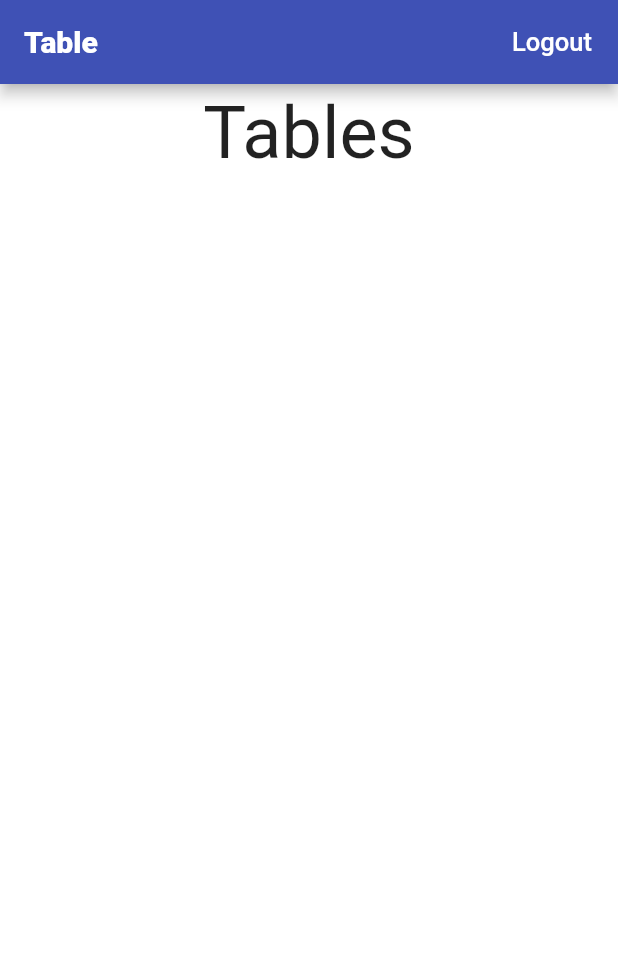
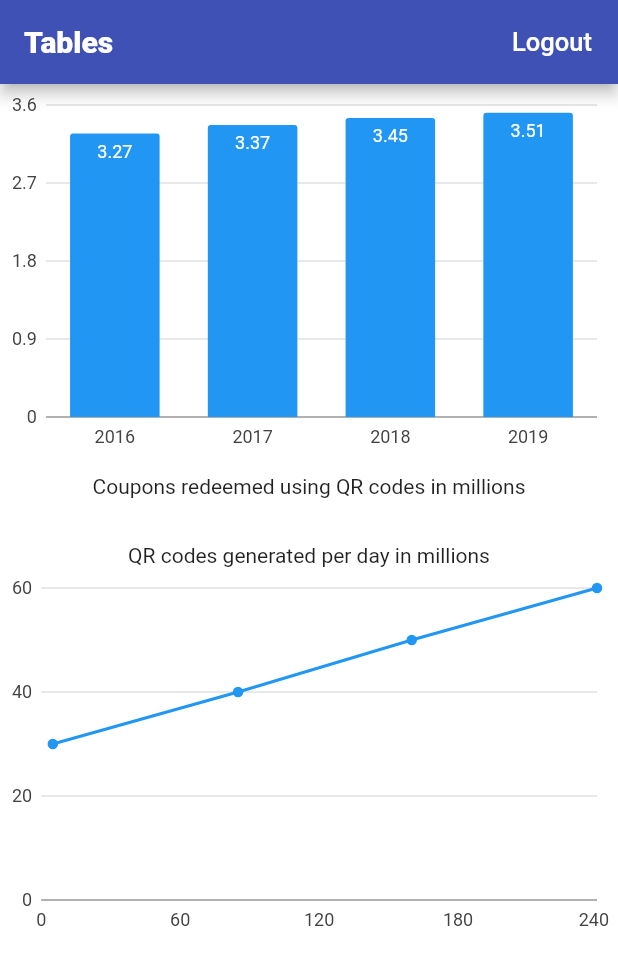
Before and after one commit to sumeet98/Quik-Scan, a Flutter app: the Tables screen opened directly, on a phone screen of 412 x 824 dp. Shown: the top 965 px of the screen. Run offline on Flutter 3.47's test engine with Material 2 defaults, Android fonts, the phone set to English and light mode, and no system bars; our stand-ins replace charts_flutter, firebase_auth, firebase_database, flutter_local_notifications, qr_flutter, sqflite; accounts and stored records are empty; network calls fail.

Commit message:
tables and charts done

```diff
--- a/lib/pages/tables.dart
+++ b/lib/pages/tables.dart
@@ -5,6 +5,7 @@ import 'package:quik_scan/pages/home_page.dart';
 import 'package:quik_scan/main.dart';
 import 'package:firebase_database/firebase_database.dart';
 import 'dart:io';
+import 'package:charts_flutter/flutter.dart' as charts;
 
 class Tables extends StatefulWidget {
   Tables({Key key, this.auth, this.userId, this.logoutCallback})
@@ -14,6 +15,7 @@ class Tables extends StatefulWidget {
   final VoidCallback logoutCallback;
   final String userId;
 
+
   @override
   State<StatefulWidget> createState() => new _TablesState();
 }
@@ -22,6 +24,10 @@ class Tables extends StatefulWidget {
 
   final FirebaseDatabase _database = FirebaseDatabase.instance;
   final GlobalKey<FormState> formKey = GlobalKey<FormState>();
+   Widget chartContainer = Column(
+   mainAxisAlignment: MainAxisAlignment.center
+ );
+
 
 
   @override
@@ -40,7 +46,7 @@ class Tables extends StatefulWidget {
 return Scaffold(
       appBar: AppBar(
         title: Text(
-          "Table",
+          "Tables",
           style: TextStyle(
             fontWeight: FontWeight.w800,
             color: Colors.white,
@@ -55,13 +61,133 @@ return Scaffold(
         automaticallyImplyLeading: false,
       ),
       backgroundColor: Colors.white,
-      body: ListView(
-        children: <Widget>[
-          ListTile(
-            title: Text('Tables', textScaleFactor: 3, textAlign: TextAlign.center,),
-          ),
-        ],
-      ),
-    );
+     body: SingleChildScrollView(
+         child: Column(
+           children: <Widget>[
+             Container(
+               height: 250,
+               child:  SimpleBarChart.withSampleData()
+             ),
+             Padding(
+               padding: EdgeInsets.only(top: 10),
+               child: Text('Coupons redeemed using QR codes in millions'),
+             ),
+                 Padding(
+                   padding: EdgeInsets.fromLTRB(0, 10, 0, 10),
+                 ),
+              Padding(
+               padding: EdgeInsets.only(top: 10),
+               child: Text('QR codes generated per day in millions'),
+             ),
+              Container(
+               height: 250,
+               child: SimpleLineGraph.withSampleData(),
+             ),
+               ],
+             ),
+         ),
+       );
   }
 }
+
+class SimpleBarChart extends StatelessWidget {
+ final List<charts.Series> seriesList;
+ final bool animate;
+
+ SimpleBarChart(this.seriesList, {this.animate});
+
+ factory SimpleBarChart.withSampleData() {
+   return new SimpleBarChart(
+     _createSampleData(),
+     animate: false,
+   );
+ }
+
+ @override
+ Widget build(BuildContext context) {
+   return new charts.BarChart(
+     seriesList,
+     animate: animate,
+      barRendererDecorator: new charts.BarLabelDecorator<String>(),
+   );
+ }
+
+
+ static List<charts.Series<QrData, String>> _createSampleData() {
+   final data = [
+     new QrData('2016', 3.27),
+     new QrData('2017', 3.37),
+     new QrData('2018', 3.45),
+     new QrData('2019', 3.51),
+   ];
+
+   return [
+     new charts.Series<QrData, String>(
+       id: 'Qr',
+       colorFn: (_, __) => charts.MaterialPalette.blue.shadeDefault,
+       domainFn: (QrData qr, _) => qr.year,
+       measureFn: (QrData qr, _) => qr.houses,
+       data: data,
+      labelAccessorFn: (QrData qr, _) =>
+      '${qr.houses}'
+     )
+   ];
+ }
+}
+
+class SimpleLineGraph extends StatelessWidget {
+ final List<charts.Series> seriesList;
+ final bool animate;
+
+ SimpleLineGraph(this.seriesList, {this.animate});
+
+ factory SimpleLineGraph.withSampleData() {
+   return new SimpleLineGraph(
+     _createSampleData(),
+     animate: false,
+   );
+ }
+
+ @override
+ Widget build(BuildContext context) {
+   return new charts.LineChart(
+     seriesList,
+     animate: animate,
+      defaultRenderer: new charts.LineRendererConfig(includePoints: true),
+   );
+ }
+
+
+ static List<charts.Series<QrDataLine, int>> _createSampleData() {
+   final data = [
+     new QrDataLine(5, 30),
+     new QrDataLine(85, 40),
+     new QrDataLine(160, 50),
+     new QrDataLine(240, 60),
+   ];
+
+   return [
+     new charts.Series<QrDataLine, int>(
+       id: 'Qr',
+       colorFn: (_, __) => charts.MaterialPalette.blue.shadeDefault,
+       domainFn: (QrDataLine qr, _) => qr.year,
+       measureFn: (QrDataLine qr, _) => qr.codes,
+       data: data,
+     )
+   ];
+ }
+}
+
+class QrData {
+ final String year;
+ final double houses;
+
+ QrData(this.year, this.houses);
+}
+
+class QrDataLine {
+ final int year;
+ final double codes;
+
+ QrDataLine(this.year, this.codes);
+}
--- a/pubspec.yaml
+++ b/pubspec.yaml
@@ -25,6 +25,7 @@ dependencies:
   flutter_local_notifications: ^0.8.4
   sqflite:
   path:
+  charts_flutter: ^0.8.1
 
 
   # The following adds the Cupertino Icons font to your application.
```
Also changed, not shown: pubspec.lock.
